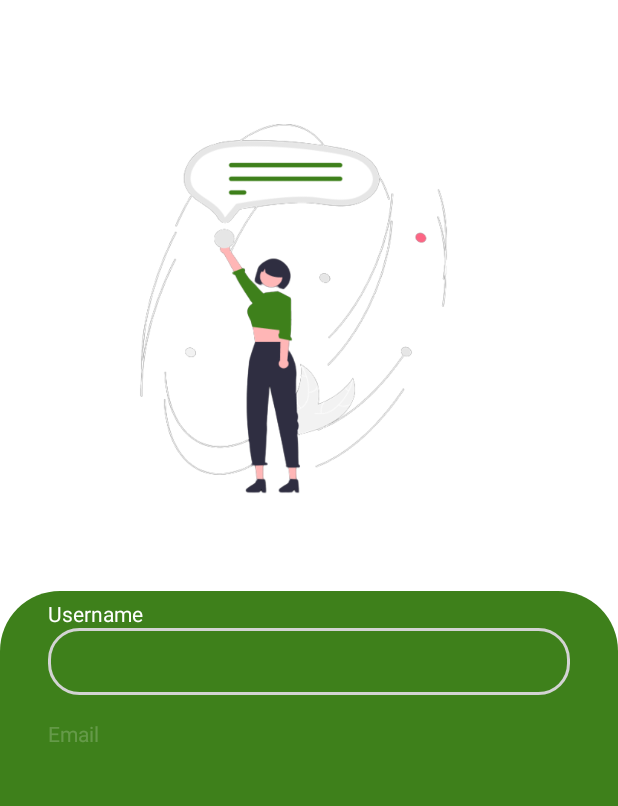
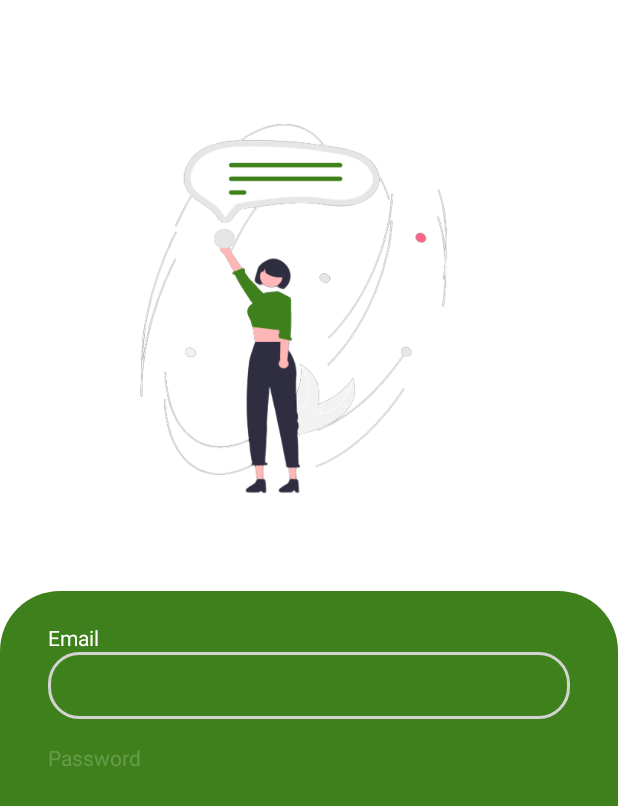
Before and after one commit to AdityaKarang/Sampahku, an Android app: the RegisterActivity screen opened directly, with no data from a screen before it, on a phone screen of 412 x 824 dp. Shown: the top 806 px of the screen. Run offline under Robolectric (Android 15) with nearby library versions, the phone set to English and light mode, and no system bars; our stand-ins replace Firebase (no records; nobody signed in at launch, a user with empty details on screens opened directly).

Commit message:
register

```diff
--- a/app/build.gradle
+++ b/app/build.gradle
@@ -1,6 +1,8 @@
+
 plugins {
     id 'com.android.application'
     id 'org.jetbrains.kotlin.android'
+    id 'com.google.gms.google-services'
 }
 
 android {
@@ -36,10 +38,13 @@ android {
 
 dependencies {
 
+    implementation platform('com.google.firebase:firebase-bom:30.0.1')
+
     implementation 'androidx.core:core-ktx:1.7.0'
     implementation 'androidx.appcompat:appcompat:1.4.1'
     implementation 'com.google.android.material:material:1.6.0'
     implementation 'androidx.constraintlayout:constraintlayout:2.1.3'
+    implementation 'com.google.firebase:firebase-auth:19.2.0'
     testImplementation 'junit:junit:4.13.2'
     androidTestImplementation 'androidx.test.ext:junit:1.1.3'
     androidTestImplementation 'androidx.test.espresso:espresso-core:3.4.0'
--- a/app/src/main/java/com/adityakarang/sampahku/view/register/RegisterActivity.kt
+++ b/app/src/main/java/com/adityakarang/sampahku/view/register/RegisterActivity.kt
@@ -2,23 +2,34 @@ package com.adityakarang.sampahku.view.register
 
 import android.animation.AnimatorSet
 import android.animation.ObjectAnimator
+import android.content.Intent
 import android.os.Build
 import androidx.appcompat.app.AppCompatActivity
 import android.os.Bundle
+import android.util.Patterns
 import android.view.View
 import android.view.WindowInsets
 import android.view.WindowManager
+import android.widget.Toast
 import com.adityakarang.sampahku.databinding.ActivityRegisterBinding
+import com.adityakarang.sampahku.view.login.LoginActivity
+import com.google.firebase.auth.FirebaseAuth
+import java.util.regex.Pattern
 
 class RegisterActivity : AppCompatActivity() {
 
     private lateinit var binding: ActivityRegisterBinding
+    private lateinit var auth: FirebaseAuth
+
     override fun onCreate(savedInstanceState: Bundle?) {
         super.onCreate(savedInstanceState)
         binding = ActivityRegisterBinding.inflate(layoutInflater)
         setContentView(binding.root)
 
+        auth = FirebaseAuth.getInstance()
+
         setView()
+        setAction()
         playAnimation()
     }
 
@@ -35,6 +46,49 @@ class RegisterActivity : AppCompatActivity() {
         supportActionBar?.hide()
     }
 
+    private fun setAction() {
+        binding.btnRegister.setOnClickListener {
+            val email = binding.emailEditText.text.toString()
+            val password = binding.passwordEditText.text.toString()
+
+            if (email.isEmpty()){
+                binding.emailEditText.error = "Masukan email terlebih dahulu"
+                binding.emailEditText.requestFocus()
+                return@setOnClickListener
+            }
+
+            if (!Patterns.EMAIL_ADDRESS.matcher(email).matches()){
+                binding.emailEditText.error = "Email tidak valid"
+                binding.emailEditText.requestFocus()
+                return@setOnClickListener
+            }
+
+            if (password.isEmpty() || password.length < 6){
+                binding.passwordEditText.error = "Password harus lebih dari 6 karakter"
+                binding.passwordEditText.requestFocus()
+                return@setOnClickListener
+            }
+
+            userRegister(email, password)
+        }
+    }
+
+    private fun userRegister(email: String, password: String) {
+
+        auth.createUserWithEmailAndPassword(email, password)
+            .addOnCompleteListener(this){
+                if (it.isSuccessful){
+                    Toast.makeText(this, "User Created", Toast.LENGTH_SHORT).show()
+                    Intent(this@RegisterActivity, LoginActivity::class.java).also {
+                        it.flags = Intent.FLAG_ACTIVITY_NEW_TASK or Intent.FLAG_ACTIVITY_CLEAR_TASK
+                        startActivity(it)
+                    }
+                }else{
+                    Toast.makeText(this, it.exception?.message, Toast.LENGTH_SHORT).show()
+                }
+            }
+    }
+
     private fun playAnimation() {
         ObjectAnimator.ofFloat(binding.imgView, View.TRANSLATION_X, -30f, 30f).apply {
             duration = 6000
@@ -45,10 +99,6 @@ class RegisterActivity : AppCompatActivity() {
             ObjectAnimator.ofFloat(binding.imgBackground, View.ALPHA, 1f).setDuration(500)
         val messageTextView =
             ObjectAnimator.ofFloat(binding.messageTextView, View.ALPHA, 1f).setDuration(500)
-        val usernameTextView =
-            ObjectAnimator.ofFloat(binding.usernameTextView, View.ALPHA, 1f).setDuration(500)
-        val usernameEditText =
-            ObjectAnimator.ofFloat(binding.usernameEditText, View.ALPHA, 1f).setDuration(500)
         val emailTextView =
             ObjectAnimator.ofFloat(binding.emailTextView, View.ALPHA, 1f).setDuration(500)
         val emailEditText =
@@ -64,8 +114,6 @@ class RegisterActivity : AppCompatActivity() {
             playSequentially(
                 imgBackground,
                 messageTextView,
-                usernameTextView,
-                usernameEditText,
                 emailTextView,
                 emailEditText,
                 passwordTextView,
--- a/app/src/main/res/layout/activity_register.xml
+++ b/app/src/main/res/layout/activity_register.xml
@@ -65,45 +65,16 @@
         app:layout_constraintStart_toStartOf="parent"
         app:layout_constraintTop_toBottomOf="@+id/img_view" />
 
-
-        <TextView
-            android:id="@+id/usernameTextView"
-            android:layout_width="wrap_content"
-            android:layout_height="wrap_content"
-            android:alpha="0"
-            android:layout_marginTop="16dp"
-            android:text="@string/username"
-            android:textColor="@color/white"
-            app:layout_constraintStart_toStartOf="@+id/messageTextView"
-            app:layout_constraintTop_toBottomOf="@+id/messageTextView" />
-
-        <com.google.android.material.textfield.TextInputEditText
-            android:id="@+id/usernameEditText"
-            android:layout_width="match_parent"
-            android:layout_height="wrap_content"
-            android:layout_marginStart="32dp"
-            android:layout_marginEnd="32dp"
-            android:background="@drawable/edit_text_bg"
-            android:alpha="0"
-            android:paddingLeft="20dp"
-            android:paddingTop="10dp"
-            android:paddingBottom="10dp"
-            android:ems="10"
-            android:inputType="textEmailAddress"
-            app:layout_constraintTop_toBottomOf="@+id/usernameTextView">
-
-        </com.google.android.material.textfield.TextInputEditText>
-
     <TextView
         android:id="@+id/emailTextView"
         android:layout_width="wrap_content"
         android:layout_height="wrap_content"
-            android:layout_marginTop="16dp"
+        android:layout_marginTop="32dp"
         android:alpha="0"
         android:text="@string/email"
         android:textColor="@color/white"
-            app:layout_constraintStart_toStartOf="@+id/usernameEditText"
-            app:layout_constraintTop_toBottomOf="@+id/usernameEditText" />
+        app:layout_constraintStart_toStartOf="@+id/messageTextView"
+        app:layout_constraintTop_toBottomOf="@+id/messageTextView" />
 
         <com.google.android.material.textfield.TextInputEditText
             android:id="@+id/emailEditText"
```
Also changed, not shown: build.gradle (+18 -0 lines), 1 other file. Lines whose indentation alone changed are shown as unchanged.
